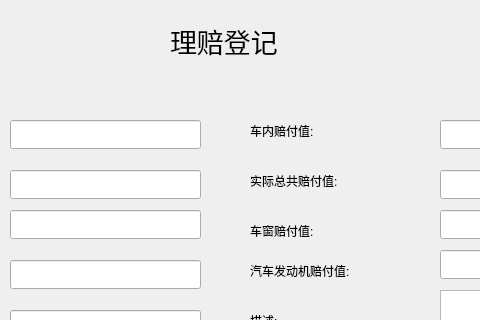
Qt form compeninsertdialog.ui (Vaskka/DR_Projects) before a commit; both pictures show x 230 to 710 and y 0 to 320 of the 949 by 477 pixel window.
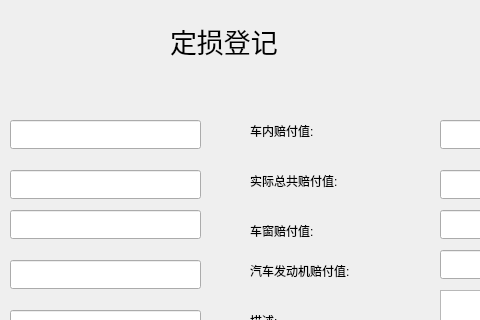
The same form after that commit.

Diff of the .ui file:
```diff
--- a/compeninsertdialog.ui
+++ b/compeninsertdialog.ui
@@ -139,7 +139,7 @@
     </font>
    </property>
    <property name="text">
-    <string>理赔登记</string>
+    <string>定损登记</string>
    </property>
   </widget>
   <widget class="QLabel" name="label_12">
```
